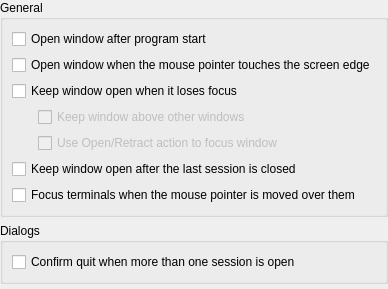
First picture: the form in app/config/behaviorsettings.ui, repository KDE/yakuake, before the edit.
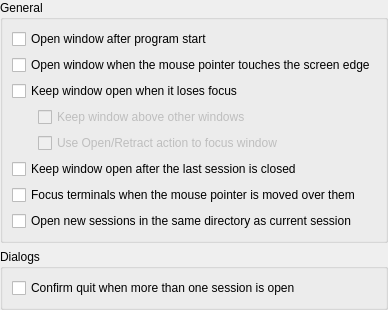
Second picture: the form after the edit.

Commit message: Added config option for new session in same pwd

```diff
--- a/app/config/behaviorsettings.ui
+++ b/app/config/behaviorsettings.ui
@@ -20,6 +20,13 @@
       <string comment="@title:group Group box label">General</string>
      </property>
      <layout class="QGridLayout" name="gridLayout">
+      <item row="7" column="0" colspan="2">
+       <widget class="QCheckBox" name="kcfg_NewSessionSamePwd">
+        <property name="text">
+         <string comment="@option:check">Open new sessions in the same directory as current session</string>
+        </property>
+       </widget>
+      </item>
       <item row="6" column="0" colspan="2">
        <widget class="QCheckBox" name="kcfg_FocusFollowsMouse">
         <property name="text">
```
Left out of the diff: 1 changed line with no effect on the pictures. The commit also changes 3 other files.
